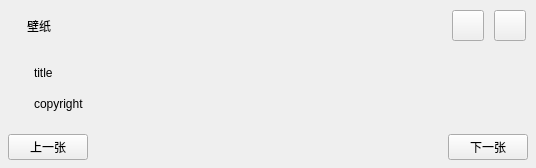
First picture: the form in assets/window.ui, repository xroah/bing-wallpaper, before the edit.
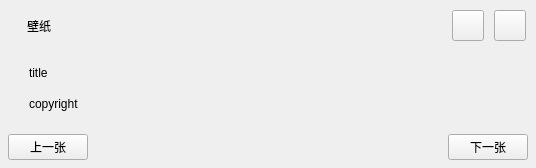
Second picture: the form after the edit.

What changed in the file:
```diff
--- a/assets/window.ui
+++ b/assets/window.ui
@@ -139,7 +139,7 @@
         <item>
          <layout class="QHBoxLayout" name="horizontalLayout_2">
           <property name="spacing">
-           <number>10</number>
+           <number>5</number>
           </property>
           <property name="leftMargin">
            <number>8</number>
```
Left out of the diff: 2 changed lines with no effect on the pictures.
